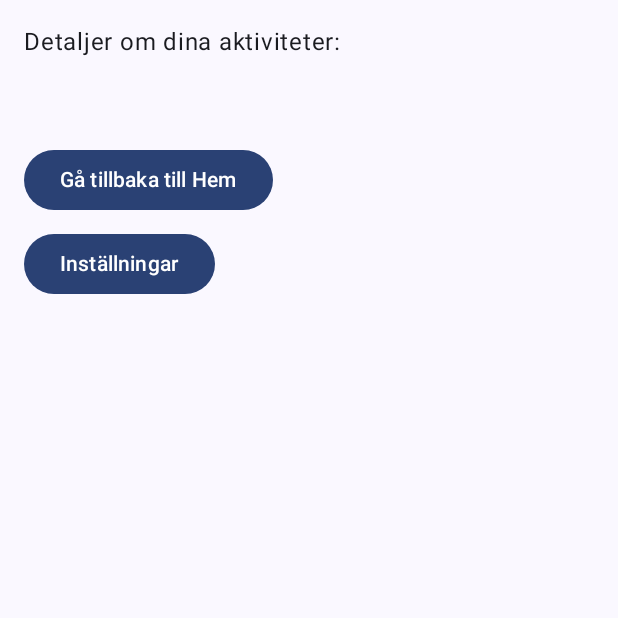
After one commit to ninokhodr/Todo_App, an Android app built with Jetpack Compose: the composable DetailsFragment shown on its own in the app's theme, on a phone screen of 412 x 824 dp, the top half of it. The commit adds this screen. Run offline under Robolectric (Android 15) with nearby library versions, the phone set to English and light mode, and no system bars; our stand-ins replace Room's generated code.

Commit message:
Implemented Compose-based Navigation Graph with NavHost and NavController. Added three fragments: Home, Details, and Settings. Enhanced Details screen to display tasks with and without subtasks in categorized sections. Introduced functionality in Settings screen to clear all tasks. Streamlined navigation and ensured feature completeness.

```diff
--- /dev/null
+++ b/app/src/main/java/com/example/todoapp/DetailsFragment.kt
@@ -0,0 +1,66 @@
+package com.example.todoapp
+
+import androidx.compose.foundation.layout.*
+import androidx.compose.material3.Button
+import androidx.compose.material3.Text
+import androidx.compose.runtime.Composable
+import androidx.compose.runtime.collectAsState
+import androidx.compose.runtime.getValue
+import androidx.compose.ui.Alignment
+import androidx.compose.ui.Modifier
+import androidx.compose.ui.unit.dp
+import androidx.lifecycle.viewmodel.compose.viewModel
+import androidx.navigation.NavHostController
+import com.example.todoapp.viewmodels.TodoViewModel
+
+// Detaljsida med kategoriserad visning av aktiviteter
+@Composable
+fun DetailsFragment(navController: NavHostController, viewModel: TodoViewModel = viewModel()) {
+    val tasks by viewModel.tasks.collectAsState(initial = emptyList()) // Hämtar uppgifter
+
+    // Dela upp uppgifter i kategorier
+    val withSubTasks = tasks.filter { it.subTasks.isNotEmpty() }
+    val withoutSubTasks = tasks.filter { it.subTasks.isEmpty() }
+
+    Column(
+        modifier = Modifier
+            .fillMaxSize()
+            .padding(16.dp),
+        verticalArrangement = Arrangement.Top,
+        horizontalAlignment = Alignment.Start
+    ) {
+        Text(text = "Detaljer om dina aktiviteter:", modifier = Modifier.padding(bottom = 16.dp))
+
+        // Visa uppgifter med deluppgifter
+        if (withSubTasks.isNotEmpty()) {
+            Text(text = "Aktiviteter med deluppgifter:", modifier = Modifier.padding(bottom = 8.dp))
+            withSubTasks.forEach { task ->
+                Text(text = "- ${task.taskName}")
+                task.subTasks.forEach { subTask ->
+                    Text(text = "  • ${subTask.name}", modifier = Modifier.padding(start = 16.dp))
+                }
+            }
+        }
+
+        Spacer(modifier = Modifier.height(16.dp))
+
+        // Visa uppgifter utan deluppgifter
+        if (withoutSubTasks.isNotEmpty()) {
+            Text(text = "Aktiviteter utan deluppgifter:", modifier = Modifier.padding(bottom = 8.dp))
+            withoutSubTasks.forEach { task ->
+                Text(text = "- ${task.taskName}")
+            }
+        }
+
+        Spacer(modifier = Modifier.height(16.dp))
+
+        // Navigeringsknappar
+        Button(onClick = { navController.navigate("homeFragment") }, modifier = Modifier.padding(top = 8.dp)) {
+            Text(text = "Gå tillbaka till Hem")
+        }
+
+        Button(onClick = { navController.navigate("settingsFragment") }, modifier = Modifier.padding(top = 8.dp)) {
+            Text(text = "Inställningar")
+        }
+    }
+}
--- a/app/src/main/java/com/example/todoapp/database/TaskDatabaseOperations.kt
+++ b/app/src/main/java/com/example/todoapp/database/TaskDatabaseOperations.kt
@@ -15,15 +15,19 @@ interface TaskDatabaseOperations {
     @Insert
     suspend fun insertTask(todo: TodoEntity): Long
 
-    // Tar bort en specifik uppgift och returnerar antal rader som raderats
+    // Tar bort en specifik uppgift
     @Delete
     suspend fun deleteTask(todo: TodoEntity): Int
 
-    // Uppdaterar en befintlig uppgift i databasen
+    // Uppdaterar en befintlig uppgift
     @Update
     suspend fun updateTask(todo: TodoEntity): Int
 
-    // Hämtar alla uppgifter från databasen, sorterade efter ID
+    // Hämtar alla uppgifter
     @Query("SELECT * FROM todo_table ORDER BY id ASC")
     fun getAllTasks(): Flow<List<TodoEntity>>
+
+    // Tömmer alla uppgifter
+    @Query("DELETE FROM todo_table")
+    suspend fun clearAllTasks()
 }
--- a/app/src/main/java/com/example/todoapp/viewmodels/TodoViewModel.kt
+++ b/app/src/main/java/com/example/todoapp/viewmodels/TodoViewModel.kt
@@ -15,8 +15,8 @@ import kotlinx.coroutines.launch
 class TodoViewModel(application: Application) : AndroidViewModel(application) {
 
     private val api = TodoApi(TodoDatabase.getInstance(application).taskDatabaseOperations())
-    private val _tasks = MutableStateFlow<List<TaskWithSubTasks>>(emptyList())
-    val tasks: StateFlow<List<TaskWithSubTasks>> get() = _tasks
+    private val _tasks = MutableStateFlow<List<TaskWithSubTasks>>(emptyList()) // Håller lista med uppgifter
+    val tasks: StateFlow<List<TaskWithSubTasks>> get() = _tasks // Exponerar en läsbar ström av uppgifter
 
     init {
         fetchTasks() // Hämtar uppgifter vid start
@@ -53,11 +53,19 @@ class TodoViewModel(application: Application) : AndroidViewModel(application) {
         }
     }
 
-    // Tar bort en uppgift
+    // Tar bort en specifik uppgift
     fun removeTask(taskId: Int) {
         viewModelScope.launch {
             api.deleteTask(taskId)
             fetchTasks()
         }
     }
+
+    // Tömmer alla uppgifter från databasen
+    fun clearAllTasks() {
+        viewModelScope.launch {
+            api.clearAllTasks() // Kallar API för att rensa alla aktiviteter
+            fetchTasks() // Uppdaterar uppgifterna i UI
+        }
+    }
 }
--- a/app/src/main/res/values/strings.xml
+++ b/app/src/main/res/values/strings.xml
@@ -1,3 +1,5 @@
 <resources>
     <string name="app_name">TodoApp</string>
+    <!-- TODO: Remove or change this placeholder text -->
+    <string name="hello_blank_fragment">Hello blank fragment</string>
 </resources>
```
Also changed, not shown: app/build.gradle.kts (+3 -4 lines), app/src/main/java/com/example/todoapp/HomeFragment.kt (added, +46 -0 lines), app/src/main/java/com/example/todoapp/MainActivity.kt (+26 -6 lines), app/src/main/java/com/example/todoapp/SettingsFragment.kt (added, +44 -0 lines), app/src/main/java/com/example/todoapp/TodoListUI.kt (+5 -5 lines), app/src/main/java/com/example/todoapp/api/TodoApi.kt (+20 -15 lines), gradle/libs.versions.toml (+6 -2 lines).
